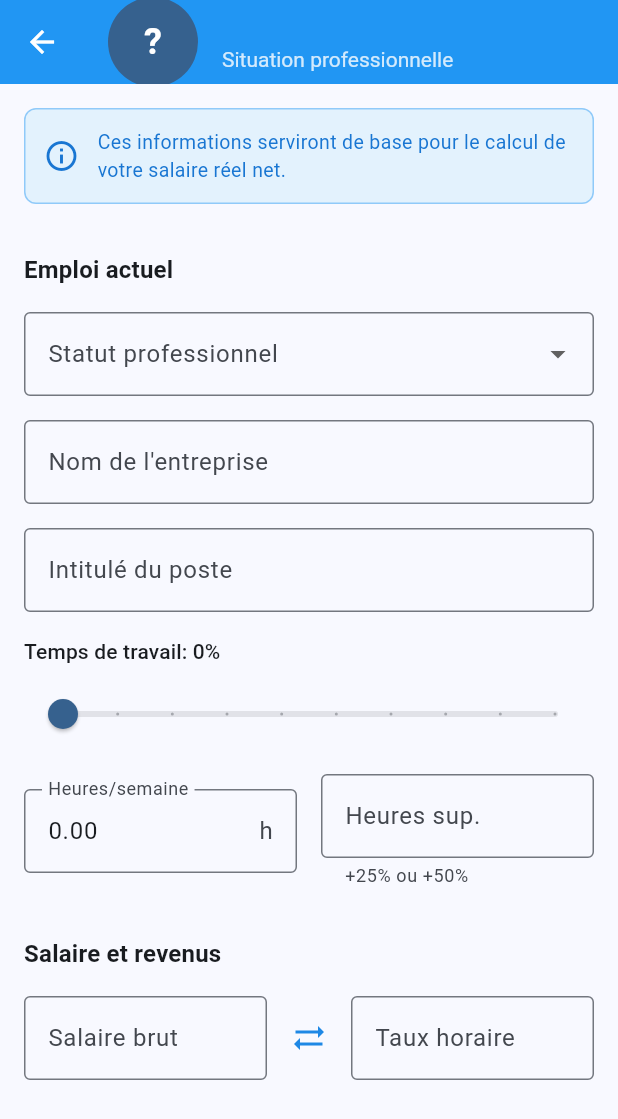
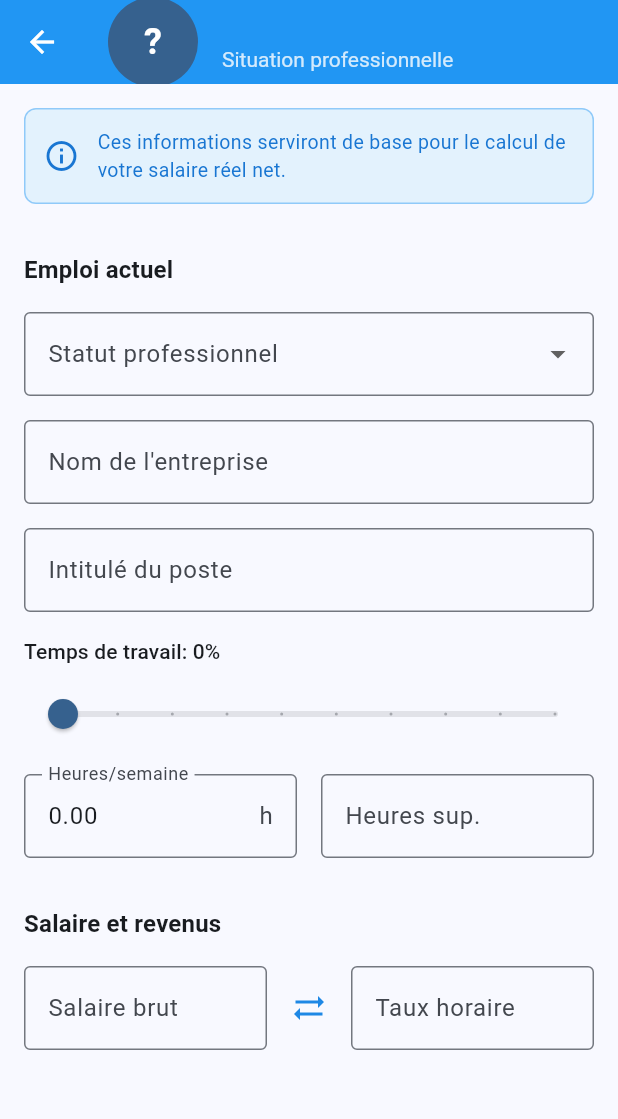
Before and after one commit to ShakaTry/job_cost, a Flutter app: the ProfessionalSituationScreen screen opened directly with empty values, on a phone screen of 412 x 824 dp. Shown: the top 1119 px of the screen. Run offline on Flutter 3.47's test engine with Material 3 defaults, Android fonts, the phone set to English and light mode, and no system bars; our stand-ins replace shared_preferences; accounts and stored records are empty.

Commit message:
fix: Retirer le helper text des heures supplémentaires
- Suppression du texte "+25% ou +50%" pour épurer l'interface
- Interface plus claire et moins chargée

🤖 Generated with [Claude Code](https://claude.ai/code)

Co-Authored-By: Claude <noreply@anthropic.com>

```diff
--- a/lib/screens/professional_situation_screen.dart
+++ b/lib/screens/professional_situation_screen.dart
@@ -523,8 +523,6 @@ class _ProfessionalSituationScreenState extends State<ProfessionalSituationScree
                         hintText: 'Ex: 4.00',
                         border: OutlineInputBorder(),
                         suffixText: 'h/sem',
-                        helperText: '+25% ou +50%',
-                        helperMaxLines: 1,
                       ),
                       keyboardType: const TextInputType.numberWithOptions(decimal: true),
                       inputFormatters: [
```
